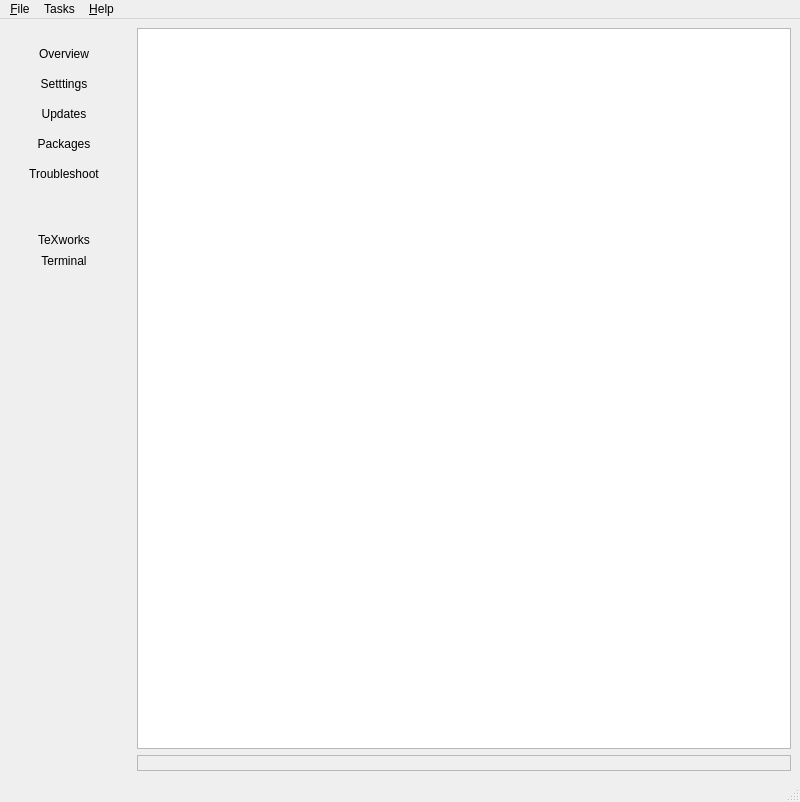
MiKTeX/miktex, file Programs/MiKTeX/Console/Qt/mainwindow.ui: the form before one commit.
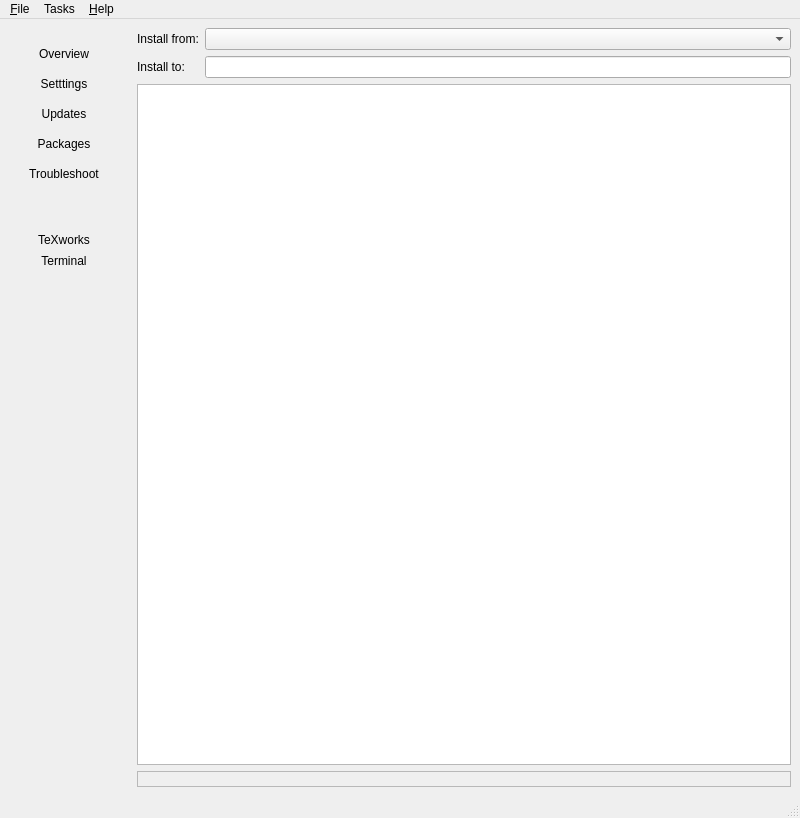
The form after the commit. The open tabs and pages were chosen to show the change. Icons and pictures are not drawn.

Commit message: MiKTeX Console

```diff
--- a/Programs/MiKTeX/Console/Qt/mainwindow.ui
+++ b/Programs/MiKTeX/Console/Qt/mainwindow.ui
@@ -7,7 +7,7 @@
     <x>0</x>
     <y>0</y>
     <width>800</width>
-    <height>802</height>
+    <height>818</height>
    </rect>
   </property>
   <property name="sizePolicy">
@@ -1186,6 +1186,34 @@
            <property name="bottomMargin">
             <number>0</number>
            </property>
+           <item>
+            <layout class="QFormLayout" name="formLayout">
+             <item row="0" column="0">
+              <widget class="QLabel" name="labelInstallFrom">
+               <property name="text">
+                <string>Install from:</string>
+               </property>
+              </widget>
+             </item>
+             <item row="1" column="0">
+              <widget class="QLabel" name="labelInstallTo">
+               <property name="text">
+                <string>Install to:</string>
+               </property>
+              </widget>
+             </item>
+             <item row="1" column="1">
+              <widget class="QLineEdit" name="lineEditInstallRoot">
+               <property name="readOnly">
+                <bool>true</bool>
+               </property>
+              </widget>
+             </item>
+             <item row="0" column="1">
+              <widget class="QComboBox" name="comboRepository"/>
+             </item>
+            </layout>
+           </item>
            <item>
             <layout class="QVBoxLayout" name="vboxPackages">
              <item>
```
Left out of the diff: 2 changed lines with no effect on the pictures. The commit also changes 1 other file.
